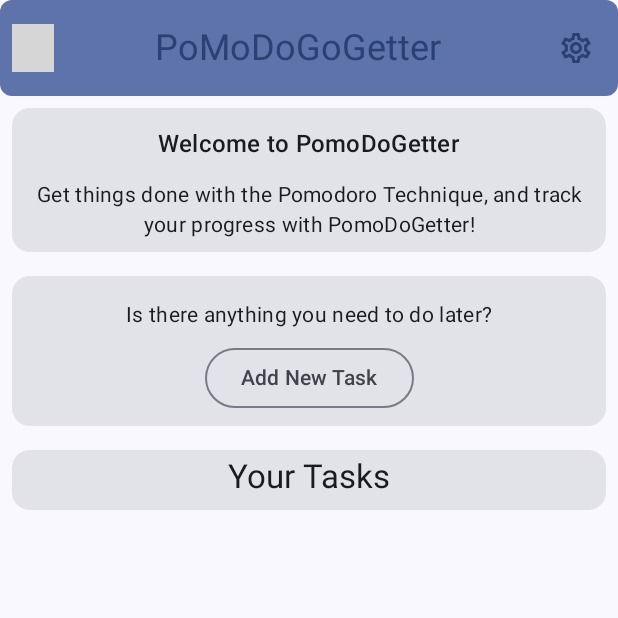
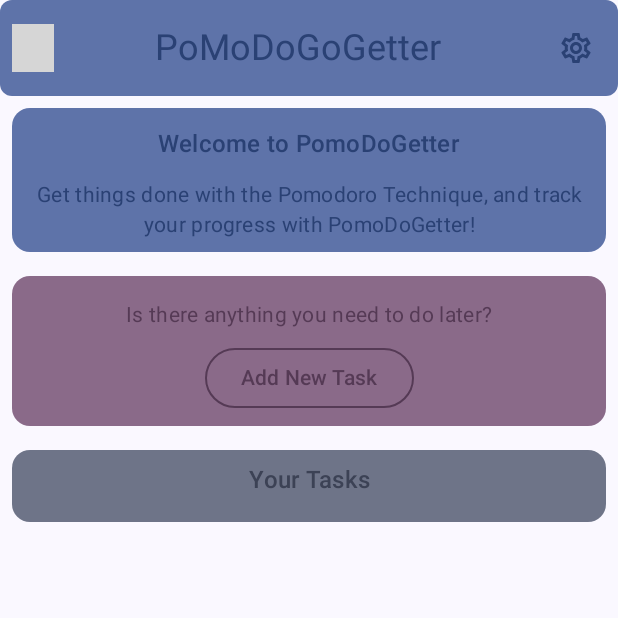
Before and after one commit to awallace87/android-sample-apps, an Android app built with Jetpack Compose: the screen it shows after launch (MainActivity), on a phone screen of 412 x 824 dp, the top half of it. Run offline under Robolectric (Android 15) with nearby library versions, the phone set to English and light mode, and no system bars; our stand-ins replace Dagger/Hilt's generated code, Room's generated code, Timber; grey boxes are pictures that could not be loaded.

```diff
--- a/pomodo-getter/app/src/main/java/work/wander/pomodogetter/ui/MainNavigation.kt
+++ b/pomodo-getter/app/src/main/java/work/wander/pomodogetter/ui/MainNavigation.kt
@@ -75,6 +75,12 @@ fun MainNavigation() {
                 onBackClicked = {
                     navController.popBackStack()
                 },
+                onTaskDueDateSet = { dueDate ->
+                    taskDetailViewModel.onDueDateChanged(dueDate)
+                },
+                onTaskNameChanged = { taskName ->
+                    taskDetailViewModel.onTaskNameChanged(taskName)
+                },
                 onTaskDeleteClicked = {
                     taskDetailViewModel.onTaskDeleteSelected()
                     navController.popBackStack()
--- a/pomodo-getter/app/src/main/java/work/wander/pomodogetter/ui/home/HomeView.kt
+++ b/pomodo-getter/app/src/main/java/work/wander/pomodogetter/ui/home/HomeView.kt
@@ -1,5 +1,6 @@
 package work.wander.pomodogetter.ui.home
 
+import androidx.compose.foundation.BorderStroke
 import androidx.compose.foundation.Image
 import androidx.compose.foundation.background
 import androidx.compose.foundation.clickable
@@ -21,6 +22,7 @@ import androidx.compose.foundation.text.KeyboardOptions
 import androidx.compose.material.icons.Icons
 import androidx.compose.material.icons.outlined.Settings
 import androidx.compose.material3.Card
+import androidx.compose.material3.CardDefaults
 import androidx.compose.material3.Checkbox
 import androidx.compose.material3.CheckboxDefaults
 import androidx.compose.material3.ExperimentalMaterial3Api
@@ -124,6 +126,10 @@ fun HomeViewContents(
 fun HomeViewWelcomeCard(modifier: Modifier = Modifier) {
     Card(
         modifier = modifier,
+        colors = CardDefaults.cardColors().copy(
+            containerColor = MaterialTheme.colorScheme.primaryContainer,
+            contentColor = MaterialTheme.colorScheme.primary,
+        ),
         content = {
             Column(
                 modifier = Modifier.fillMaxWidth(),
@@ -134,6 +140,7 @@ fun HomeViewWelcomeCard(modifier: Modifier = Modifier) {
                     text = "Welcome to PomoDoGetter",
                     style = MaterialTheme.typography.titleMedium,
                     modifier = Modifier.padding(8.dp),
+                    //color = MaterialTheme.colorScheme.primary,
                 )
                 Spacer(modifier = Modifier.height(4.dp))
                 Text(
@@ -141,6 +148,7 @@ fun HomeViewWelcomeCard(modifier: Modifier = Modifier) {
                     style = MaterialTheme.typography.bodyMedium,
                     modifier = Modifier.padding(start = 16.dp, end = 16.dp),
                     textAlign = TextAlign.Center,
+                    color = MaterialTheme.colorScheme.primary,
                 )
                 Spacer(modifier = Modifier.height(8.dp))
             }
@@ -152,6 +160,10 @@ fun HomeViewWelcomeCard(modifier: Modifier = Modifier) {
 fun HomeViewAddNewTaskCard(modifier: Modifier = Modifier, onNewTaskAdded: (String) -> Unit = {}) {
     Card(
         modifier = modifier,
+        colors = CardDefaults.cardColors().copy(
+            containerColor = MaterialTheme.colorScheme.tertiaryContainer,
+            contentColor = MaterialTheme.colorScheme.tertiary,
+        ),
         content = {
             Column(
                 modifier = Modifier
@@ -163,6 +175,7 @@ fun HomeViewAddNewTaskCard(modifier: Modifier = Modifier, onNewTaskAdded: (Strin
                     "Is there anything you need to do later?",
                     style = MaterialTheme.typography.bodyMedium,
                     modifier = Modifier.padding(top = 8.dp),
+                    //color = MaterialTheme.colorScheme.primary,
                 )
                 Spacer(modifier = Modifier.height(8.dp))
                 HomeAddNewTaskButton(onNewTaskAdded = onNewTaskAdded)
@@ -179,6 +192,10 @@ fun HomeViewTaskListCard(
 ) {
     Card(
         modifier = modifier,
+        colors = CardDefaults.cardColors().copy(
+            containerColor = MaterialTheme.colorScheme.secondaryContainer,
+            contentColor = MaterialTheme.colorScheme.secondary,
+        ),
         content = {
             Column(
                 modifier = Modifier.fillMaxWidth(),
@@ -186,9 +203,10 @@ fun HomeViewTaskListCard(
                 Text(
                     text = "Your Tasks",
                     modifier = Modifier
-                        .padding(4.dp)
+                        .padding(top = 8.dp, bottom = 4.dp)
                         .fillMaxWidth(),
-                    style = MaterialTheme.typography.titleLarge,
+                    color = MaterialTheme.colorScheme.secondary,
+                    style = MaterialTheme.typography.titleMedium,
                     textAlign = TextAlign.Center,
                 )
                 Spacer(modifier = Modifier.height(4.dp))
@@ -207,6 +225,7 @@ fun HomeViewTaskListCard(
                     }
 
                 }
+                Spacer(modifier = Modifier.height(8.dp))
             }
         })
 }
@@ -221,8 +240,6 @@ fun HomeViewTaskListItem(
     Row(
         modifier = modifier
             .fillMaxWidth()
-            .clip(MaterialTheme.shapes.small)
-            .background(MaterialTheme.colorScheme.primaryContainer)
             .clickable { onTaskSelected() },
         verticalAlignment = Alignment.CenterVertically,
     ) {
@@ -232,7 +249,7 @@ fun HomeViewTaskListItem(
             onCheckedChange = { onTaskCompletionChanged(it) },
             modifier = Modifier.size(40.dp),
             colors = CheckboxDefaults.colors(
-                checkedColor = MaterialTheme.colorScheme.primary,
+                checkedColor = MaterialTheme.colorScheme.secondary,
             )
         )
         Spacer(modifier = Modifier.width(20.dp))
@@ -240,7 +257,7 @@ fun HomeViewTaskListItem(
             text = task.name,
             modifier = Modifier.padding(top = 8.dp, bottom = 8.dp),
             style = MaterialTheme.typography.titleMedium,
-            color = MaterialTheme.colorScheme.primary,
+            color = MaterialTheme.colorScheme.secondary,
             maxLines = 1,
         )
     }
@@ -287,9 +304,14 @@ fun HomeAddNewTaskButton(modifier: Modifier = Modifier, onNewTaskAdded: (String)
         } else {
             OutlinedButton(
                 onClick = { isAddingNewTask.value = true },
-                modifier = Modifier
+                modifier = Modifier,
+                border = BorderStroke(1.dp, MaterialTheme.colorScheme.tertiary),
             ) {
-                Text("Add New Task")
+                Text(
+                    "Add New Task",
+                    style = MaterialTheme.typography.labelLarge,
+                    color = MaterialTheme.colorScheme.tertiary
+                )
             }
         }
 
```
Also changed, not shown: pomodo-getter/app/src/main/java/work/wander/pomodogetter/ui/task/TaskDetailView.kt (+88 -3 lines), pomodo-getter/app/src/main/java/work/wander/pomodogetter/ui/task/TaskDetailViewModel.kt (+28 -0 lines).
